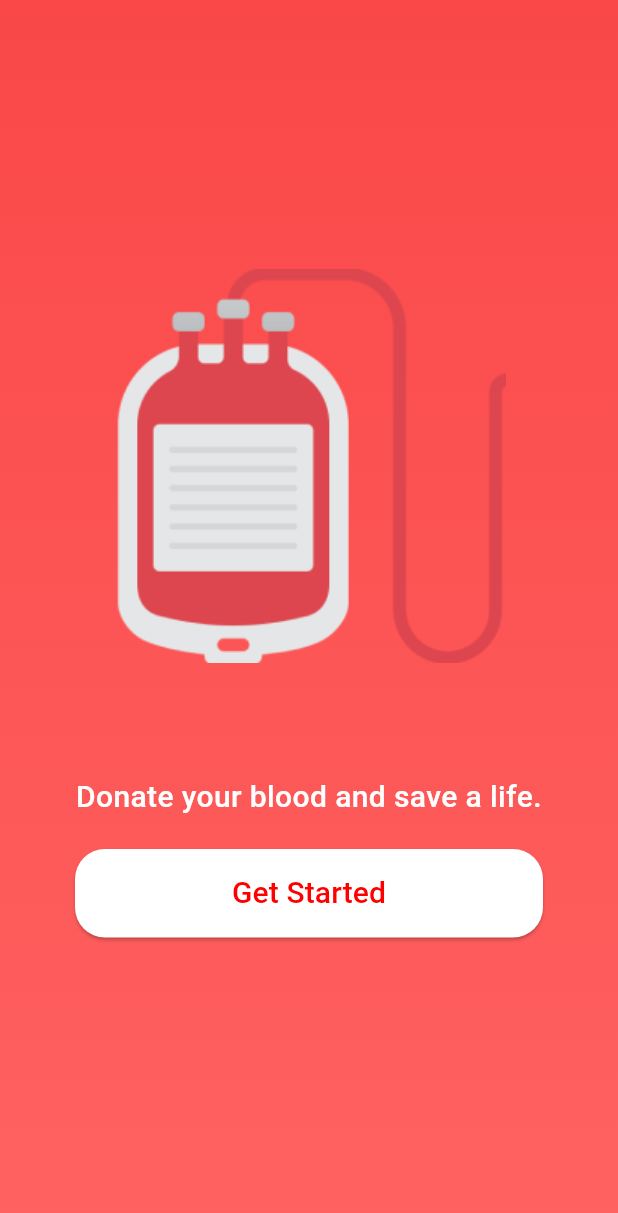
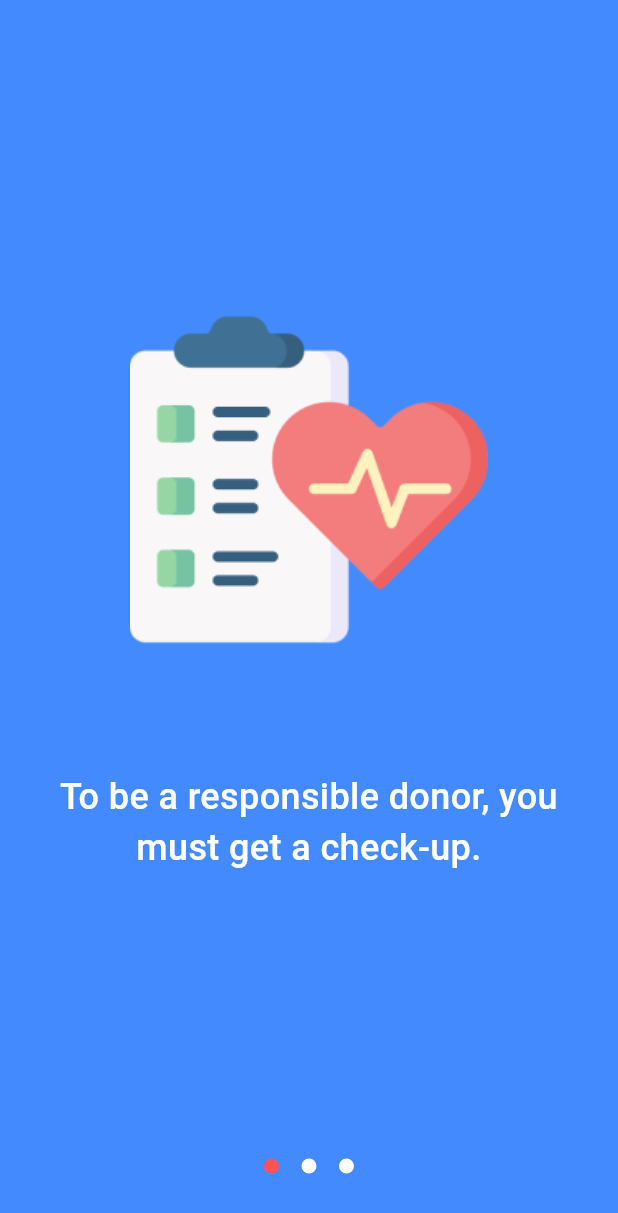
Before and after one commit to Rohit-2412/Blood-Bank, a Flutter app: the screen it shows after launch, on a phone screen of 412 x 824 dp. Shown: the top 1213 px of the screen. Run offline on Flutter 3.47's test engine with Material 2 defaults, Android fonts, the phone set to English and light mode, and no system bars; drawn by our look-alikes of smooth_page_indicator; our stand-ins replace cloud_firestore, firebase_auth, firebase_core, pinput, shared_preferences; accounts and stored records are empty.

Commit message:
modified welcome screen

```diff
--- a/lib/main.dart
+++ b/lib/main.dart
@@ -6,9 +6,7 @@ import 'package:blood_bank/screens/auth/sign_up_form.dart';
 import 'package:blood_bank/screens/chat_screen.dart';
 import 'package:blood_bank/screens/history_screen.dart';
 import 'package:blood_bank/screens/home_screen.dart';
-import 'package:blood_bank/screens/WelcomeScreen/welcome_1.dart';
-import 'package:blood_bank/screens/WelcomeScreen/welcome_2.dart';
-import 'package:blood_bank/screens/WelcomeScreen/welcome_3.dart';
+import 'package:blood_bank/screens/welcome_screen.dart';
 import 'package:blood_bank/screens/messages_screen.dart';
 import 'package:blood_bank/screens/requests_screen.dart';
 import 'package:blood_bank/screens/settings_screen.dart';
@@ -41,12 +39,10 @@ class MyApp extends StatelessWidget {
                 ColorScheme.fromSeed(seedColor: const Color(0xFFFF5252)),
             useMaterial3: true,
           ),
-          initialRoute: '/onboarding3',
+          initialRoute: '/onboarding',
           routes: {
             '/splash': (context) => const SplashScreen(),
-            '/onboarding1': (context) => const OnBoarding1(),
-            '/onboarding2': (context) => const OnBoarding2(),
-            '/onboarding3': (context) => const OnBoarding3(),
+            '/onboarding': (context) => const WelcomeScreen(),
             '/phone_number_input': (context) => const PhoneNumberInput(),
             '/otp_input': (context) => const OtpInput(verificationId: "123"),
             '/sign_up_form': (context) => const SignUpForm(),
--- a/lib/screens/WelcomeScreen/welcome_3.dart
+++ /dev/null
@@ -1,97 +0,0 @@
-import 'package:blood_bank/constants/custom_colors.dart';
-import 'package:blood_bank/provider/auth_provider.dart';
-import 'package:blood_bank/screens/auth/phone_number_input.dart';
-import 'package:blood_bank/screens/home_screen.dart';
-import 'package:flutter/material.dart';
-import 'package:provider/provider.dart';
-
-class OnBoarding3 extends StatefulWidget {
-  const OnBoarding3({super.key});
-
-  @override
-  State<OnBoarding3> createState() => _OnBoarding3State();
-}
-
-class _OnBoarding3State extends State<OnBoarding3> {
-  @override
-  void initState() {
-    super.initState();
-  }
-
-  @override
-  Widget build(BuildContext context) {
-    final ap = Provider.of<AuthProvider>(context, listen: false);
-
-    return Scaffold(
-      body: Container(
-        height: double.maxFinite,
-        width: double.maxFinite,
-        decoration: BoxDecoration(
-          gradient: LinearGradient(colors: [
-            CustomColors.firstGradientColor,
-            CustomColors.secondGradientColor.withAlpha(0xd6)
-          ], begin: Alignment.topCenter, end: Alignment.bottomCenter),
-        ),
-        child: Column(
-          mainAxisAlignment: MainAxisAlignment.center,
-          crossAxisAlignment: CrossAxisAlignment.center,
-          children: [
-            Image.asset(
-              'assets/onboarding/3.png',
-              fit: BoxFit.contain,
-            ),
-            const SizedBox(height: 75),
-            const Text(
-              textAlign: TextAlign.center,
-              "Donate your blood and save a life.",
-              style: TextStyle(
-                  color: CustomColors.whiteColor,
-                  fontSize: 20,
-                  fontWeight: FontWeight.w500),
-            ),
-
-            // button for get started
-            Padding(
-              padding: const EdgeInsets.symmetric(horizontal: 50, vertical: 20),
-              child: ElevatedButton(
-                onPressed: () async {
-                  if (ap.isSignedIn == true) {
-                    await ap.getDataFromSP().whenComplete(() =>
-                        Navigator.pushReplacement(
-                            context,
-                            MaterialPageRoute(
-                                builder: (context) => const HomeScreen())));
-                  } else {
-                    Navigator.pushReplacement(context, MaterialPageRoute(
-                      builder: (context) {
-                        return const PhoneNumberInput();
-                      },
-                    ));
-                  }
-                },
-                style: ElevatedButton.styleFrom(
-                    backgroundColor: CustomColors.whiteColor,
-                    shape: RoundedRectangleBorder(
-                        borderRadius: BorderRadius.circular(20))),
-                child: const Padding(
-                  padding: EdgeInsets.symmetric(vertical: 15),
-                  child: SizedBox(
-                    width: double.infinity,
-                    child: Text(
-                      "Get Started",
-                      textAlign: TextAlign.center,
-                      style: TextStyle(
-                          color: CustomColors.primaryColor,
-                          fontSize: 20,
-                          fontWeight: FontWeight.w500),
-                    ),
-                  ),
-                ),
-              ),
-            ),
-          ],
-        ),
-      ),
-    );
-  }
-}
--- /dev/null
+++ b/lib/screens/welcome_screen.dart
@@ -0,0 +1,168 @@
+import 'package:blood_bank/constants/custom_colors.dart';
+import 'package:blood_bank/provider/auth_provider.dart';
+import 'package:blood_bank/screens/auth/phone_number_input.dart';
+import 'package:blood_bank/screens/home_screen.dart';
+import 'package:blood_bank/utils/widgets.dart';
+import 'package:flutter/material.dart';
+import 'package:provider/provider.dart';
+import 'package:smooth_page_indicator/smooth_page_indicator.dart';
+
+class WelcomeScreen extends StatefulWidget {
+  const WelcomeScreen({super.key});
+
+  @override
+  State<WelcomeScreen> createState() => _WelcomeScreenState();
+}
+
+class _WelcomeScreenState extends State<WelcomeScreen> {
+  @override
+  void initState() {
+    super.initState();
+  }
+
+  @override
+  Widget build(BuildContext context) {
+    final ap = Provider.of<AuthProvider>(context, listen: false);
+    final controller = PageController();
+
+    List<Widget> pages = [
+      page1(),
+      page2(),
+      page3(ap),
+    ];
+
+    return Scaffold(
+      backgroundColor: Colors.blueAccent,
+      body: SafeArea(
+        child: Padding(
+          padding: const EdgeInsets.all(10),
+          child: Column(
+            mainAxisAlignment: MainAxisAlignment.spaceEvenly,
+            children: [
+              SizedBox(
+                height: MediaQuery.of(context).size.height - 125,
+                child: PageView(
+                  controller: controller,
+                  children: pages,
+                ),
+              ),
+
+              // indicator
+              SmoothPageIndicator(
+                controller: controller,
+                count: pages.length,
+                // effect: WormEffect(),
+                effect: const WormEffect(
+                  dotColor: CustomColors.whiteColor,
+                  activeDotColor: Colors.redAccent,
+                  dotHeight: 10,
+                  dotWidth: 10,
+                  spacing: 15,
+                ),
+              )
+            ],
+          ),
+        ),
+      ),
+    );
+  }
+
+  Future handleGetStarted(AuthProvider ap) async {
+    if (ap.isSignedIn == true) {
+      await ap.getDataFromSP().whenComplete(() => Navigator.pushReplacement(
+          context,
+          MaterialPageRoute(builder: (context) => const HomeScreen())));
+    } else {
+      Navigator.pushReplacement(context, MaterialPageRoute(
+        builder: (context) {
+          return const PhoneNumberInput();
+        },
+      ));
+    }
+  }
+
+  Widget page3(AuthProvider ap) {
+    return Column(
+      mainAxisAlignment: MainAxisAlignment.center,
+      crossAxisAlignment: CrossAxisAlignment.center,
+      children: [
+        Container(
+          margin: const EdgeInsets.only(top: 100),
+          child: Image.asset(
+            'assets/onboarding/3.png',
+            fit: BoxFit.contain,
+          ),
+        ),
+        const SizedBox(height: 50),
+        Text(
+          textAlign: TextAlign.center,
+          "Donate your blood and save a life.",
+          style: MyWidget.heading,
+        ),
+
+        // button for get started
+        Padding(
+          padding: const EdgeInsets.symmetric(horizontal: 50, vertical: 100),
+          child: ElevatedButton(
+            onPressed: () => handleGetStarted(ap),
+            style: ElevatedButton.styleFrom(
+                backgroundColor: CustomColors.whiteColor,
+                shape: RoundedRectangleBorder(
+                    borderRadius: BorderRadius.circular(12))),
+            child: const Padding(
+              padding: EdgeInsets.symmetric(vertical: 15),
+              child: SizedBox(
+                width: double.infinity,
+                child: Text(
+                  "Get Started",
+                  textAlign: TextAlign.center,
+                  style: TextStyle(
+                      color: CustomColors.primaryColor,
+                      fontSize: 20,
+                      fontWeight: FontWeight.w500),
+                ),
+              ),
+            ),
+          ),
+        ),
+      ],
+    );
+  }
+
+  Widget page2() {
+    return Column(
+      mainAxisAlignment: MainAxisAlignment.center,
+      crossAxisAlignment: CrossAxisAlignment.center,
+      children: [
+        Image.asset(
+          'assets/onboarding/2.png',
+          fit: BoxFit.contain,
+        ),
+        const SizedBox(height: 75),
+        Text(
+          textAlign: TextAlign.center,
+          "Your blood type should be compatible with the receiver's type.",
+          style: MyWidget.heading,
+        )
+      ],
+    );
+  }
+
+  Widget page1() {
+    return Column(
+      mainAxisAlignment: MainAxisAlignment.center,
+      crossAxisAlignment: CrossAxisAlignment.center,
+      children: [
+        Image.asset(
+          'assets/onboarding/1.png',
+        ),
+        const SizedBox(height: 75),
+        Text(
+          textAlign: TextAlign.center,
+          "To be a responsible donor, you must get a check-up.",
+          style: MyWidget.heading,
+        )
+      ],
+    );
+  }
+}
--- a/lib/utils/widgets.dart
+++ b/lib/utils/widgets.dart
@@ -26,6 +26,12 @@ class MyWidget {
     Navigator.pushNamed(context, name);
   }
 
+  // welcome screen text style
+  static TextStyle heading = const TextStyle(
+      color: CustomColors.whiteColor,
+      fontSize: 24,
+      fontWeight: FontWeight.w500);
+
   // show snack bar
   static void showSnackBar(BuildContext context, String content) {
     ScaffoldMessenger.of(context)
--- a/pubspec.yaml
+++ b/pubspec.yaml
@@ -43,6 +43,7 @@ dependencies:
     provider: ^6.0.5
     pinput: ^2.2.31
     liquid_swipe: ^3.1.0
+    smooth_page_indicator: ^1.1.0
 
 dev_dependencies:
     flutter_test:
```
Also changed, not shown: lib/screens/WelcomeScreen/welcome_1.dart (deleted, +0 -57 lines), lib/screens/WelcomeScreen/welcome_2.dart (deleted, +0 -57 lines), pubspec.lock.
